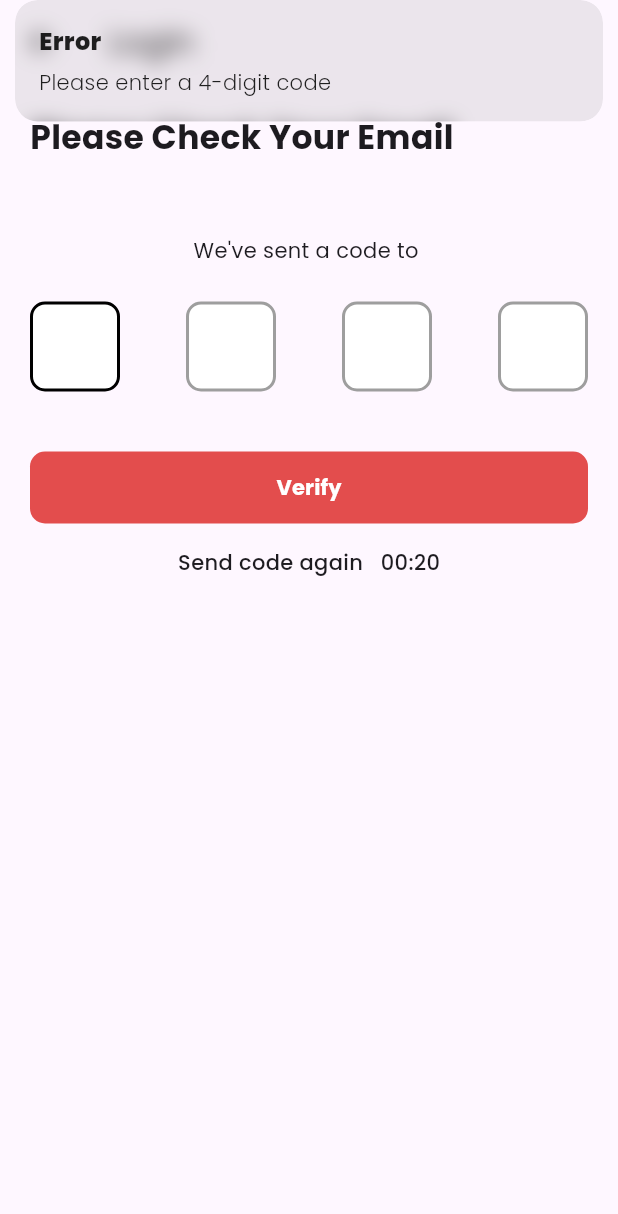
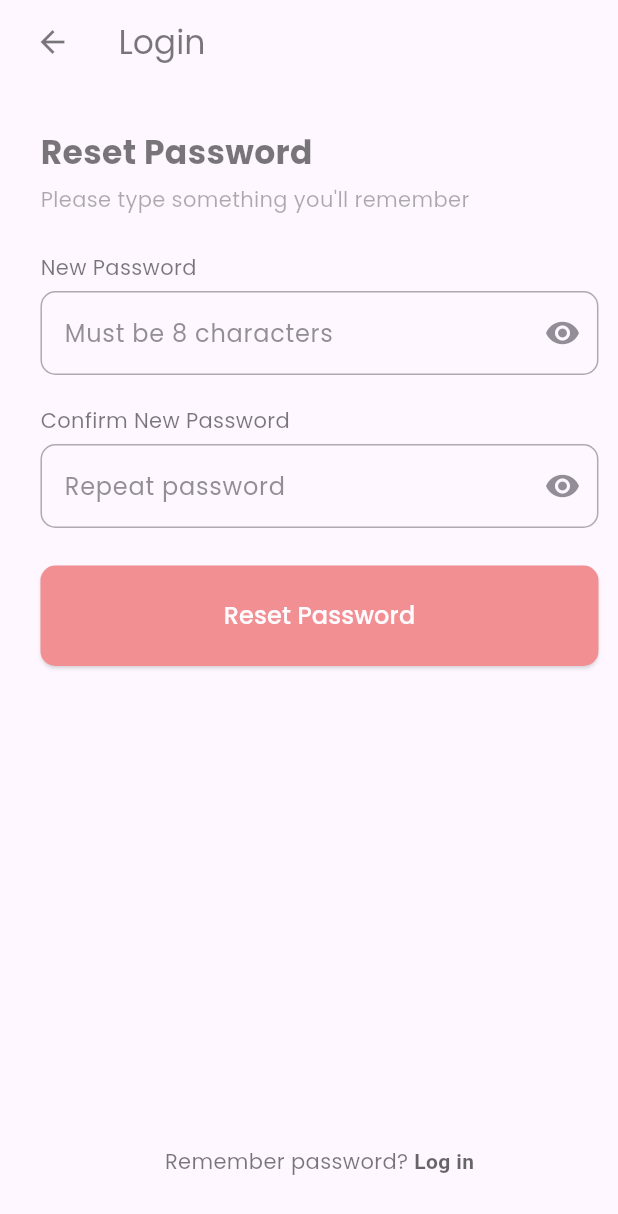
Before and after one commit to IsmailCoder366/echotune, a Flutter app: the OtpVerificationView screen opened by its route, after a tap on "Verify", on a phone screen of 412 x 824 dp. Shown: the top 1214 px of the screen. Run offline on Flutter 3.47's test engine with Material 3 defaults, Android fonts, the light colour scheme and no system bars; drawn by our look-alikes of pin_code_fields; our stand-ins replace flutter_screenutil, get, get_storage, google_fonts; accounts and stored records are empty.

```diff
--- a/lib/app/routes/app_pages.dart
+++ b/lib/app/routes/app_pages.dart
@@ -1,8 +1,11 @@
+import 'package:echotune/modules/auth/reset_password/view/reset_password_view.dart';
 import 'package:echotune/modules/auth/view/create_account.dart';
 import 'package:echotune/modules/auth/view/forgot_password_screen.dart';
 import 'package:echotune/modules/auth/view/otp_verification_view.dart';
+import 'package:echotune/modules/auth_check/view/auth_check_view.dart';
 import 'package:echotune/modules/user/view/user_home_screen.dart';
 import 'package:get/get.dart';
+import '../../modules/auth/password_changed/view/password_changed_view.dart';
 import 'app_routes.dart';
 import '../../modules/landing/view/landing_view.dart';
 import '../../modules/auth/view/login_view.dart';
@@ -19,6 +22,11 @@ class AppPages {
     GetPage(name: Routes.createAccount, page: () => const CreateAccountScreen()),
     GetPage(name: Routes.forgotPassword, page: () => const ForgotPasswordView()),
     GetPage(name: Routes.otpScreen, page: () => const OtpVerificationView()),
+    GetPage(name: Routes.resetPasswordScreen, page: () => const ResetPasswordView()),
+    GetPage(name: Routes.passwordChanged, page: () => const PasswordChangedView()),
+
+    /// AUTH CHECK VIEW FLOW
+    GetPage(name: Routes.authCheck, page: () => const AuthCheckView()),
 
     /// USER FLOW
     GetPage(name: Routes.userHome, page: () => const UserHomeScreen()),
--- a/lib/app/routes/app_routes.dart
+++ b/lib/app/routes/app_routes.dart
@@ -8,6 +8,11 @@ abstract class Routes {
   static const createAccount = '/createAccount';
   static const forgotPassword = '/forgotPassowrd';
   static const otpScreen = '/otpScreen';
+  static const resetPasswordScreen = '/resetPassword';
+  static const passwordChanged = '/passwordChanged';
+
+  // Auth Check
+  static const authCheck = '/auth-check-view';
 
   // User
   static const userHome = '/userHome';
--- a/lib/main.dart
+++ b/lib/main.dart
@@ -3,12 +3,14 @@ import 'package:echotune/modules/landing/view/landing_view.dart';
 import 'package:flutter/material.dart';
 import 'package:get/get.dart';
 import 'package:flutter_screenutil/flutter_screenutil.dart';
+import 'package:get_storage/get_storage.dart';
 import 'package:google_fonts/google_fonts.dart';
 
 import 'app/routes/app_pages.dart';
 import 'app/routes/app_routes.dart';
 
-void main() {
+void main() async{
+  await GetStorage.init();
   WidgetsFlutterBinding.ensureInitialized();
   runApp(const MyApp());
 }
@@ -27,7 +29,7 @@ class MyApp extends StatelessWidget {
         return GetMaterialApp(
           debugShowCheckedModeBanner: false,
           title: 'EchoTune',
-          initialRoute: Routes.landing,
+          initialRoute: Routes.authCheck,
           getPages: AppPages.pages,
 
           /// --------------------------
--- a/lib/modules/auth/controller/otp_controller.dart
+++ b/lib/modules/auth/controller/otp_controller.dart
@@ -1,10 +1,11 @@
 import 'package:get/get.dart';
+
+import '../../../app/routes/app_routes.dart';
 
 class OtpVerificationController extends GetxController {
   var email = "".obs;
   var isVerifying = false.obs;
 
-  // single variable to store full OTP from pin_code_fields
   var otp = "".obs;
 
   void setEmail(String value) {
@@ -12,12 +13,7 @@ class OtpVerificationController extends GetxController {
   }
 
   /// Verify OTP
-  void verifyCode() async {
-    if (otp.value.length < 4) {
-      Get.snackbar("Error", "Please enter a 4-digit code");
-      return;
-    }
-
+  Future<void> verifyCode() async {
     isVerifying.value = true;
 
     // simulate API call
@@ -25,7 +21,7 @@ class OtpVerificationController extends GetxController {
 
     isVerifying.value = false;
 
-    // TODO: call your API here or navigate to Reset Password screen
-    Get.snackbar("Success", "OTP Verified: ${otp.value}");
+    // 👉 after success, go to reset password screen
+    Get.offNamed(Routes.resetPasswordScreen);
   }
 }
--- /dev/null
+++ b/lib/modules/auth/reset_password/controller/reset_password_controller.dart
@@ -0,0 +1,28 @@
+import 'package:get/get.dart';
+
+import '../../../../app/routes/app_routes.dart';
+
+class ResetPasswordController extends GetxController {
+  var newPassword = ''.obs;
+  var confirmPassword = ''.obs;
+
+  var newPasswordVisible = false.obs;
+  var confirmPasswordVisible = false.obs;
+
+  var isLoading = false.obs;
+
+  Future<void> resetPassword() async {
+    isLoading.value = true;
+
+    // simulate API call delay
+    await Future.delayed(const Duration(seconds: 1));
+
+    isLoading.value = false;
+
+    // success response
+    Get.snackbar("Success", "Password reset successfully");
+
+    // navigate to login
+    Get.offAllNamed(Routes.passwordChanged);
+  }
+}
--- /dev/null
+++ b/lib/modules/auth/reset_password/view/reset_password_view.dart
@@ -0,0 +1,147 @@
+import 'package:echotune/core/constants/app_colors.dart';
+import 'package:flutter/material.dart';
+import 'package:get/get.dart';
+import '../controller/reset_password_controller.dart';
+
+class ResetPasswordView extends StatelessWidget {
+  const ResetPasswordView({super.key});
+
+  @override
+  Widget build(BuildContext context) {
+    final controller = Get.put(ResetPasswordController());
+
+    return Scaffold(
+      appBar: AppBar(
+        leading: IconButton(
+          icon: const Icon(Icons.arrow_back),
+          onPressed: () => Get.back(),
+        ),
+        title: const Text("Login"),
+        elevation: 0,
+      ),
+
+      body: Padding(
+        padding: const EdgeInsets.all(20),
+        child: Column(
+          crossAxisAlignment: CrossAxisAlignment.start,
+          children: [
+
+            const SizedBox(height: 10),
+            const Text(
+              "Reset Password",
+              style: TextStyle(fontSize: 22, fontWeight: FontWeight.bold),
+            ),
+
+            const SizedBox(height: 6),
+            const Text(
+              "Please type something you'll remember",
+              style: TextStyle(fontSize: 14, color: Colors.black54),
+            ),
+
+            const SizedBox(height: 25),
+
+            const Text("New Password"),
+            const SizedBox(height: 6),
+
+            Obx(() => TextField(
+              obscureText: !controller.newPasswordVisible.value,
+              onChanged: (v) => controller.newPassword.value = v,
+              decoration: InputDecoration(
+                hintText: "Must be 8 characters",
+                border: OutlineInputBorder(
+                  borderRadius: BorderRadius.circular(10),
+                ),
+                suffixIcon: IconButton(
+                  icon: Icon(
+                    controller.newPasswordVisible.value
+                        ? Icons.visibility_off
+                        : Icons.visibility,
+                  ),
+                  onPressed: () {
+                    controller.newPasswordVisible.value =
+                    !controller.newPasswordVisible.value;
+                  },
+                ),
+              ),
+            )),
+
+            const SizedBox(height: 20),
+
+            const Text("Confirm New Password"),
+            const SizedBox(height: 6),
+
+            Obx(() => TextField(
+              obscureText: !controller.confirmPasswordVisible.value,
+              onChanged: (v) => controller.confirmPassword.value = v,
+              decoration: InputDecoration(
+                hintText: "Repeat password",
+                border: OutlineInputBorder(
+                  borderRadius: BorderRadius.circular(10),
+                ),
+                suffixIcon: IconButton(
+                  icon: Icon(
+                    controller.confirmPasswordVisible.value
+                        ? Icons.visibility_off
+                        : Icons.visibility,
+                  ),
+                  onPressed: () {
+                    controller.confirmPasswordVisible.value =
+                    !controller.confirmPasswordVisible.value;
+                  },
+                ),
+              ),
+            )),
+
+            const SizedBox(height: 25),
+
+            Obx(() => SizedBox(
+              width: double.infinity,
+              child: ElevatedButton(
+                onPressed: controller.isLoading.value
+                    ? null
+                    : () => controller.resetPassword(),
+                style: ElevatedButton.styleFrom(
+                  backgroundColor: AppColors.authColor,
+                  padding: const EdgeInsets.symmetric(vertical: 22),
+                  shape: RoundedRectangleBorder(
+                    borderRadius: BorderRadius.circular(10),
+                  ),
+                ),
+                child: controller.isLoading.value
+                    ? const CircularProgressIndicator(color: Colors.white)
+                    : const Text(
+                  "Reset Password",
+                  style: TextStyle(color: Colors.white, fontSize: 16),
+                ),
+              ),
+            )),
+
+            const Spacer(),
+
+            Center(
+              child: GestureDetector(
+                onTap: () => Get.offAllNamed('/login'),
+                child: const Text.rich(
+                  TextSpan(
+                    text: "Remember password? ",
+                    children: [
+                      TextSpan(
+                        text: "Log in",
+                        style: TextStyle(
+                          color: Colors.black,
+                          fontWeight: FontWeight.bold,
+                        ),
+                      )
+                    ],
+                  ),
+                ),
+              ),
+            ),
+
+            const SizedBox(height: 20),
+          ],
+        ),
+      ),
+    );
+  }
+}
--- a/pubspec.yaml
+++ b/pubspec.yaml
@@ -38,6 +38,7 @@ dependencies:
   flutter_screenutil: ^5.9.3
   google_fonts: ^6.3.3
   pin_code_fields: ^8.0.1
+  get_storage: ^2.1.1
 
 dev_dependencies:
   flutter_test:
```
Also changed, not shown: lib/modules/auth/controller/create_account_controller.dart (+4 -4 lines), lib/modules/auth/password_changed/controller/password_changed_controller.dart (added, +7 -0 lines), lib/modules/auth/password_changed/view/password_changed_view.dart (added, +77 -0 lines), lib/modules/auth/reset_password/repository/reset_password_repository.dart (added, +7 -0 lines), lib/modules/auth_check/controller/auth_check_controller.dart (added, +29 -0 lines), lib/modules/auth_check/repository/auth_repository.dart (added, +23 -0 lines), lib/modules/auth_check/view/auth_check_view.dart (added, +18 -0 lines), assets/images/Change-Confirm-Icon.png (added), pubspec.lock.
